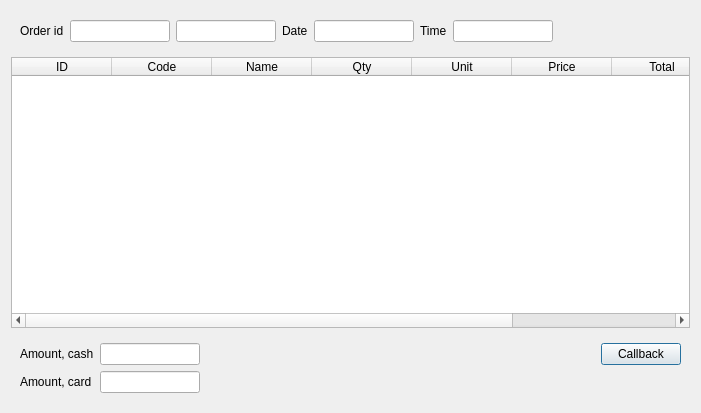
First picture: the form in FrontDesk/c5salefromstoreorder.ui, repository End1-1/Cafe5, before the edit.
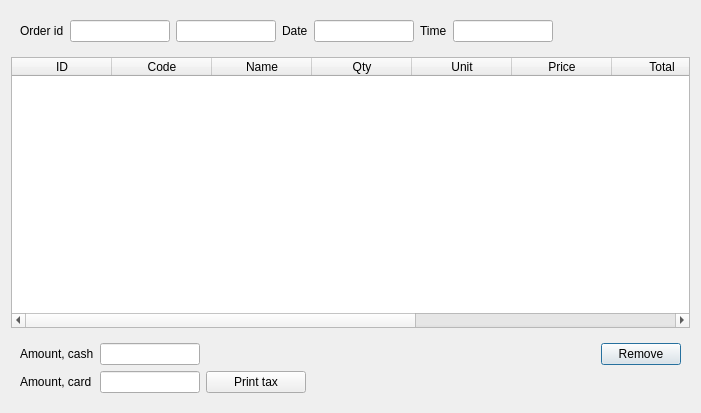
Second picture: the form after the edit. Custom widgets are drawn as their Qt base class.

```diff
--- a/FrontDesk/c5salefromstoreorder.ui
+++ b/FrontDesk/c5salefromstoreorder.ui
@@ -184,6 +184,16 @@
        <string>Store</string>
       </property>
      </column>
+     <column>
+      <property name="text">
+       <string>TaxDept</string>
+      </property>
+     </column>
+     <column>
+      <property name="text">
+       <string>Adgt</string>
+      </property>
+     </column>
     </widget>
    </item>
    <item>
@@ -192,7 +202,7 @@
       <item row="0" column="5">
        <widget class="QPushButton" name="btnRemove">
         <property name="text">
-         <string>Callback</string>
+         <string>Remove</string>
         </property>
        </widget>
       </item>
@@ -261,12 +271,30 @@
         </property>
        </widget>
       </item>
+      <item row="1" column="4">
+       <widget class="QPushButton" name="btnPrintTax">
+        <property name="maximumSize">
+         <size>
+          <width>100</width>
+          <height>16777215</height>
+         </size>
+        </property>
+        <property name="text">
+         <string>Print tax</string>
+        </property>
+       </widget>
+      </item>
      </layout>
     </widget>
    </item>
   </layout>
  </widget>
  <customwidgets>
+  <customwidget>
+   <class>C5DateEdit</class>
+   <extends>QLineEdit</extends>
+   <header location="global">c5dateedit.h</header>
+  </customwidget>
   <customwidget>
    <class>C5LineEdit</class>
    <extends>QLineEdit</extends>
@@ -277,11 +305,6 @@
    <extends>QTableWidget</extends>
    <header location="global">c5tablewidget.h</header>
   </customwidget>
-  <customwidget>
-   <class>C5DateEdit</class>
-   <extends>QLineEdit</extends>
-   <header location="global">c5dateedit.h</header>
-  </customwidget>
  </customwidgets>
  <resources/>
  <connections/>
```
